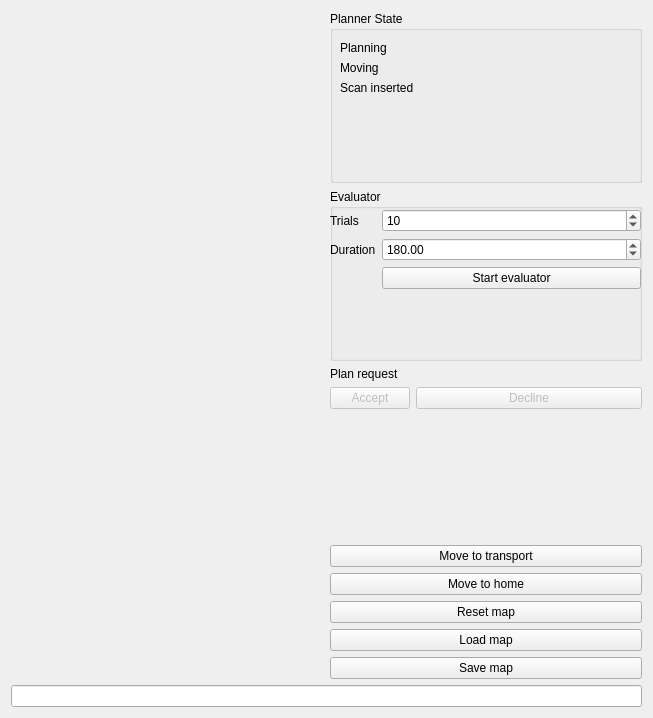
Eruvae/rqt_roi_viewpoint_planner, file src/rqt_roi_viewpoint_planner/roi_viewpoint_planner_rqt_plugin.ui: the form before one commit.
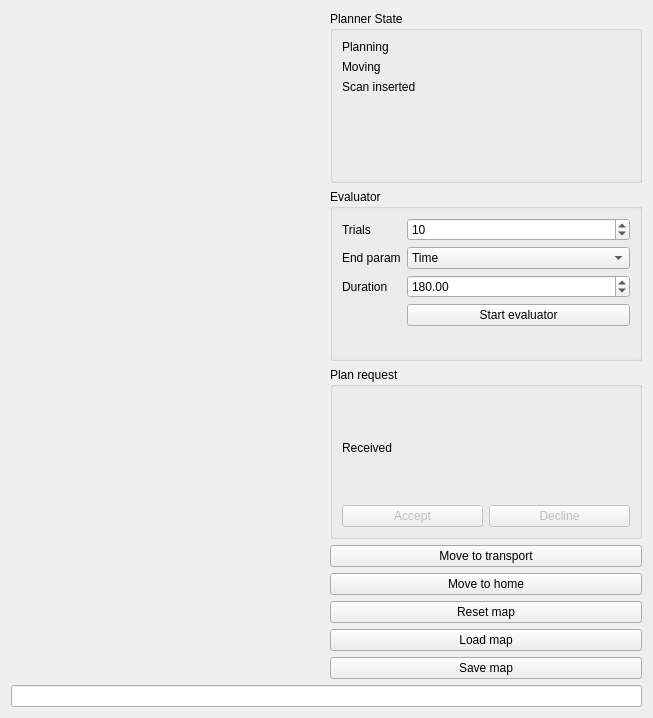
The form after the commit. Custom widgets are drawn as their Qt base class.

Commit message: Added episode end parameter to start evaluator service, adjusted GUI layout

```diff
--- a/src/rqt_roi_viewpoint_planner/roi_viewpoint_planner_rqt_plugin.ui
+++ b/src/rqt_roi_viewpoint_planner/roi_viewpoint_planner_rqt_plugin.ui
@@ -13,29 +13,26 @@
   <property name="windowTitle">
    <string>Form</string>
   </property>
-  <layout class="QGridLayout" name="gridLayout">
-   <item row="3" column="1">
-    <widget class="QPushButton" name="moveToTransportPushButton">
-     <property name="text">
-      <string>Move to transport</string>
+  <layout class="QGridLayout" name="gridLayout_3">
+   <item row="0" column="0" rowspan="8">
+    <layout class="QFormLayout" name="configLayout">
+     <property name="sizeConstraint">
+      <enum>QLayout::SetDefaultConstraint</enum>
      </property>
-    </widget>
+    </layout>
    </item>
    <item row="0" column="1">
     <widget class="QGroupBox" name="plannerStateGroupBox">
+     <property name="sizePolicy">
+      <sizepolicy hsizetype="Minimum" vsizetype="Preferred">
+       <horstretch>0</horstretch>
+       <verstretch>0</verstretch>
+      </sizepolicy>
+     </property>
      <property name="title">
       <string>Planner State</string>
      </property>
-     <widget class="QWidget" name="formLayoutWidget">
-      <property name="geometry">
-       <rect>
-        <x>10</x>
-        <y>30</y>
-        <width>121</width>
-        <height>71</height>
-       </rect>
-      </property>
-      <layout class="QFormLayout" name="plannerStateLayout">
+     <layout class="QFormLayout" name="formLayout_3">
        <item row="0" column="0">
         <widget class="QLabel" name="planningLabel">
          <property name="text">
@@ -68,44 +65,19 @@
        </item>
       </layout>
      </widget>
-    </widget>
-   </item>
-   <item row="4" column="1">
-    <widget class="QPushButton" name="moveToHomePushButton">
-     <property name="text">
-      <string>Move to home</string>
-     </property>
-    </widget>
-   </item>
-   <item row="8" column="0" colspan="2">
-    <widget class="QLineEdit" name="statusTextBox"/>
-   </item>
-   <item row="0" column="0" rowspan="8">
-    <layout class="QFormLayout" name="configLayout"/>
-   </item>
-   <item row="7" column="1">
-    <widget class="QPushButton" name="saveMapPushButton">
-     <property name="text">
-      <string>Save map</string>
-     </property>
-    </widget>
-   </item>
-   <item row="6" column="1">
-    <widget class="QPushButton" name="loadMapPushButton">
-     <property name="text">
-      <string>Load map</string>
-     </property>
-    </widget>
    </item>
    <item row="2" column="1">
-    <layout class="QFormLayout" name="formLayout">
-     <item row="0" column="0">
-      <widget class="QLabel" name="planRequestLabel">
-       <property name="text">
+    <widget class="QGroupBox" name="planRequestGroupBox">
+     <property name="sizePolicy">
+      <sizepolicy hsizetype="Minimum" vsizetype="Preferred">
+       <horstretch>0</horstretch>
+       <verstretch>0</verstretch>
+      </sizepolicy>
+     </property>
+     <property name="title">
         <string>Plan request</string>
        </property>
-      </widget>
-     </item>
+     <layout class="QGridLayout" name="gridLayout">
      <item row="0" column="1">
       <widget class="LedIndicator" name="planRequestLed" native="true"/>
      </item>
@@ -129,7 +101,29 @@
        </property>
       </widget>
      </item>
-    </layout>
+      <item row="0" column="0">
+       <widget class="QLabel" name="planRequestLabel">
+        <property name="text">
+         <string>Received</string>
+        </property>
+       </widget>
+      </item>
+     </layout>
+    </widget>
+   </item>
+   <item row="3" column="1">
+    <widget class="QPushButton" name="moveToTransportPushButton">
+     <property name="text">
+      <string>Move to transport</string>
+     </property>
+    </widget>
+   </item>
+   <item row="4" column="1">
+    <widget class="QPushButton" name="moveToHomePushButton">
+     <property name="text">
+      <string>Move to home</string>
+     </property>
+    </widget>
    </item>
    <item row="5" column="1">
     <widget class="QPushButton" name="resetMapPushButton">
@@ -138,21 +132,41 @@
      </property>
     </widget>
    </item>
+   <item row="6" column="1">
+    <widget class="QPushButton" name="loadMapPushButton">
+     <property name="text">
+      <string>Load map</string>
+     </property>
+    </widget>
+   </item>
+   <item row="7" column="1">
+    <widget class="QPushButton" name="saveMapPushButton">
+     <property name="text">
+      <string>Save map</string>
+     </property>
+    </widget>
+   </item>
+   <item row="8" column="0" colspan="2">
+    <widget class="QLineEdit" name="statusTextBox"/>
+   </item>
    <item row="1" column="1">
     <widget class="QGroupBox" name="evaluatorGroupBox">
+     <property name="sizePolicy">
+      <sizepolicy hsizetype="Minimum" vsizetype="Preferred">
+       <horstretch>0</horstretch>
+       <verstretch>0</verstretch>
+      </sizepolicy>
+     </property>
+     <property name="minimumSize">
+      <size>
+       <width>200</width>
+       <height>0</height>
+      </size>
+     </property>
      <property name="title">
       <string>Evaluator</string>
      </property>
-     <widget class="QWidget" name="formLayoutWidget_2">
-      <property name="geometry">
-       <rect>
-        <x>0</x>
-        <y>20</y>
-        <width>311</width>
-        <height>141</height>
-       </rect>
-      </property>
-      <layout class="QFormLayout" name="evaluatorLayout">
+     <layout class="QFormLayout" name="formLayout_2">
        <item row="0" column="0">
         <widget class="QLabel" name="evalTrialsLabel">
          <property name="text">
@@ -171,13 +185,39 @@
         </widget>
        </item>
        <item row="1" column="0">
+       <widget class="QLabel" name="evalEndParamLabel">
+        <property name="text">
+         <string>End param</string>
+        </property>
+       </widget>
+      </item>
+      <item row="1" column="1">
+       <widget class="QComboBox" name="evalEndParamComboBox">
+        <item>
+         <property name="text">
+          <string>Time</string>
+         </property>
+        </item>
+        <item>
+         <property name="text">
+          <string>Plan duration</string>
+         </property>
+        </item>
+        <item>
+         <property name="text">
+          <string>Plan length</string>
+         </property>
+        </item>
+       </widget>
+      </item>
+      <item row="2" column="0">
         <widget class="QLabel" name="evalDurationLabel">
          <property name="text">
           <string>Duration</string>
          </property>
         </widget>
        </item>
-       <item row="1" column="1">
+      <item row="2" column="1">
         <widget class="QDoubleSpinBox" name="evalDurationSpinBox">
          <property name="maximum">
           <double>600.000000000000000</double>
@@ -187,15 +227,20 @@
          </property>
         </widget>
        </item>
-       <item row="2" column="1">
+      <item row="3" column="1">
         <widget class="QPushButton" name="startEvaluatorPushButton">
+        <property name="sizePolicy">
+         <sizepolicy hsizetype="Minimum" vsizetype="Fixed">
+          <horstretch>0</horstretch>
+          <verstretch>0</verstretch>
+         </sizepolicy>
+        </property>
          <property name="text">
           <string>Start evaluator</string>
          </property>
         </widget>
        </item>
       </layout>
-     </widget>
     </widget>
    </item>
   </layout>
```
Lines whose indentation alone changed are shown as unchanged. The commit also changes 2 other files.
